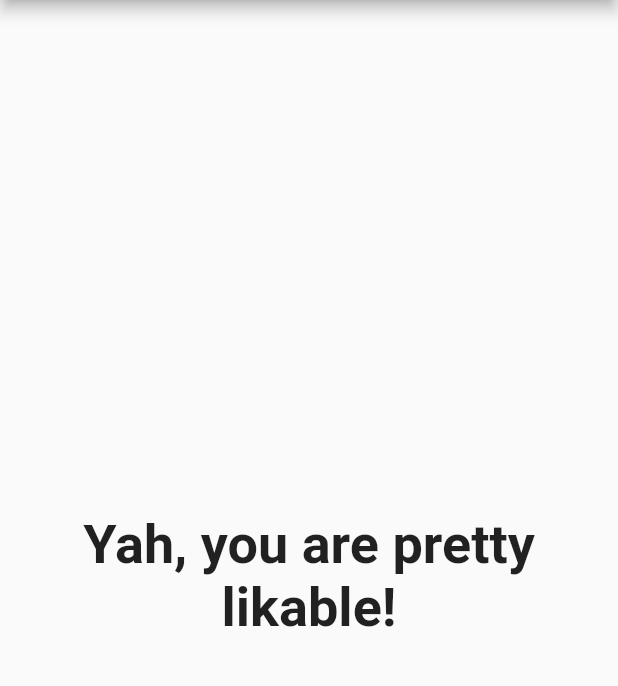
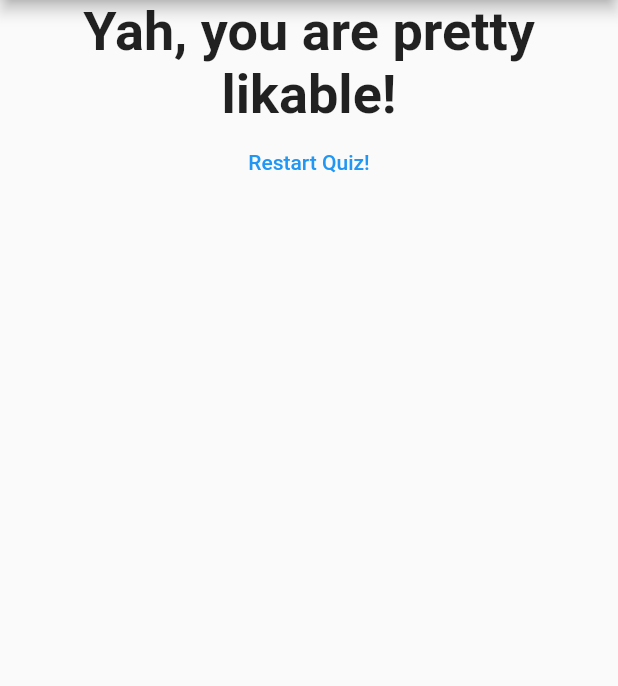
Before and after one commit to JohnJBarrett22/Udemy-Flutter-Course, a Flutter app: the screen it shows after launch, after a tap on "Red", after a tap on "Cat", after a tap on "Morning", on a phone screen of 412 x 824 dp, the part 84-770 px from its top. Run offline on Flutter 3.47's test engine with Material 2 defaults, Android fonts, the phone set to English and light mode, and no system bars.

Commit message:
Finished my first app

```diff
--- a/first_app/lib/main.dart
+++ b/first_app/lib/main.dart
@@ -46,6 +46,13 @@ class _MyAppState extends State<MyApp> {
     },
   ];
 
+  void _resetQuiz() {
+    setState(() {
+      _questionIndex = 0;
+      _totalScore = 0;
+    });
+  }
+
   void _answerQuestion(int score) {
     _totalScore = _totalScore + score;
 
@@ -73,7 +80,7 @@ class _MyAppState extends State<MyApp> {
                 questions: _questions,
                 answerQuestion: _answerQuestion,
               )
-            : Result(_totalScore),
+            : Result(_totalScore, _resetQuiz),
       ),
     );
   }
--- a/first_app/lib/result.dart
+++ b/first_app/lib/result.dart
@@ -2,8 +2,9 @@ import 'package:flutter/material.dart';
 
 class Result extends StatelessWidget {
   final int resultScore;
+  final Function resetHandler;
 
-  Result(this.resultScore);
+  Result(this.resultScore, this.resetHandler);
 
   String get resultPhrase {
     String resultText = 'You did it!';
@@ -22,7 +23,9 @@ class Result extends StatelessWidget {
   @override
   Widget build(BuildContext context) {
     return Center(
-      child: Text(
+      child: Column(
+        children: [
+          Text(
             resultPhrase,
             style: TextStyle(
               fontSize: 36,
@@ -30,6 +33,13 @@ class Result extends StatelessWidget {
             ),
             textAlign: TextAlign.center,
           ),
+          FlatButton(
+            onPressed: resetHandler,
+            child: Text('Restart Quiz!'),
+            textColor: Colors.blue,
+          )
+        ],
+      ),
     );
   }
 }
```
Lines whose indentation alone changed are shown as unchanged.
